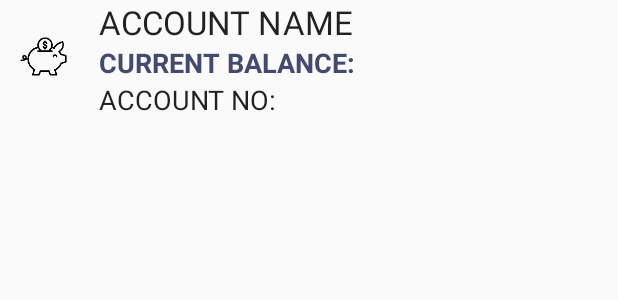
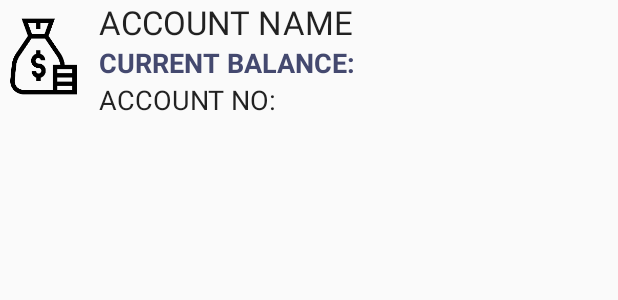
Before and after one commit to smithjrs22/Batman_Bank, an Android app: the layout lst_accounts.xml on its own in the app's theme, with its tools: preview values and no code run, on a phone screen of 412 x 824 dp. Shown: the top 300 px of the screen. Run offline under Robolectric (Android 15) with nearby library versions, the phone set to English and light mode, and no system bars.

Commit message:
account logo icon updated for transactions

```diff
--- a/app/src/main/res/layout/lst_accounts.xml
+++ b/app/src/main/res/layout/lst_accounts.xml
@@ -47,5 +47,5 @@
         android:contentDescription="Account Image"
         app:layout_constraintStart_toStartOf="parent"
         app:layout_constraintTop_toTopOf="parent"
-        app:srcCompat="@mipmap/icon_deposit_background" />
+        app:srcCompat="@mipmap/icon_account_background" />
 </android.support.constraint.ConstraintLayout>
```
Also changed, not shown: app/src/main/res/drawable/deposit_icon_24.png (deleted).
